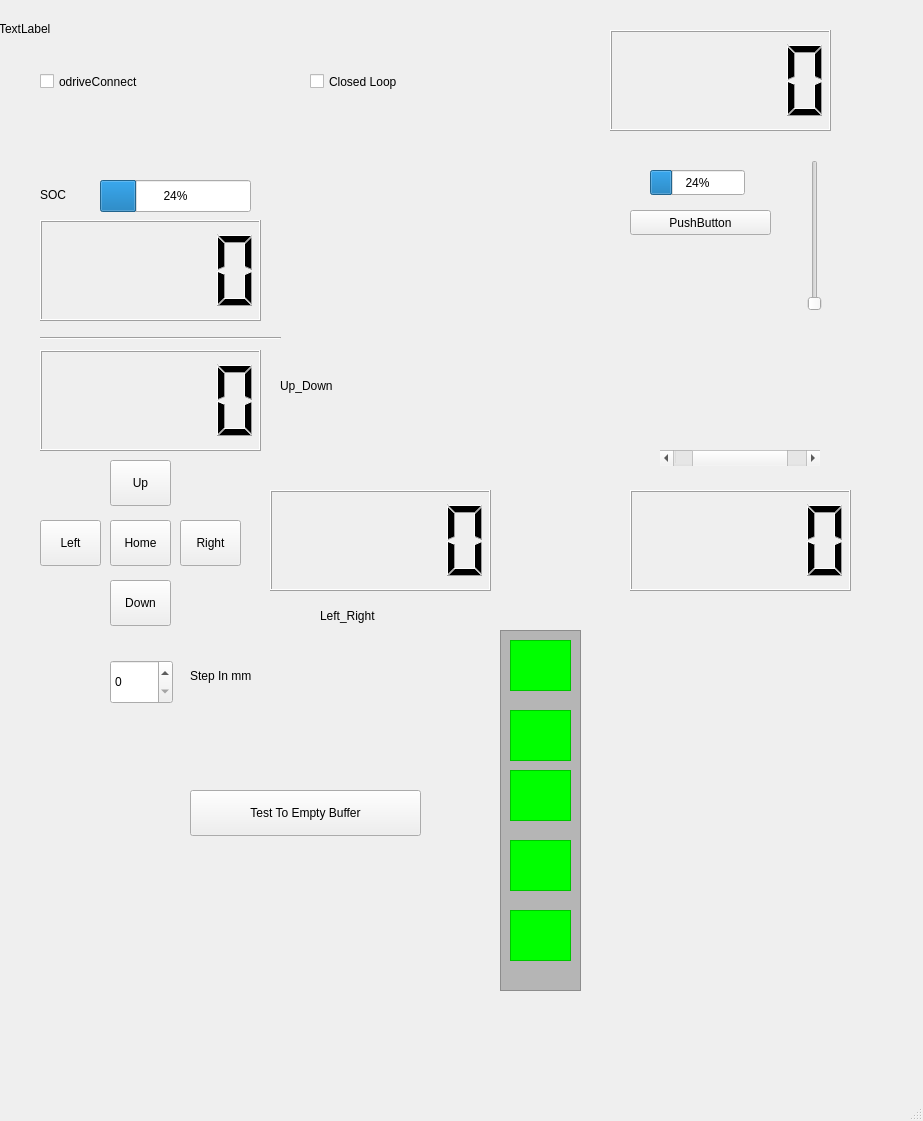
This is gui/mainwindow.ui in HK-AutoPlant/Gantry as Qt 5 draws it before an edit. The edited form follows.
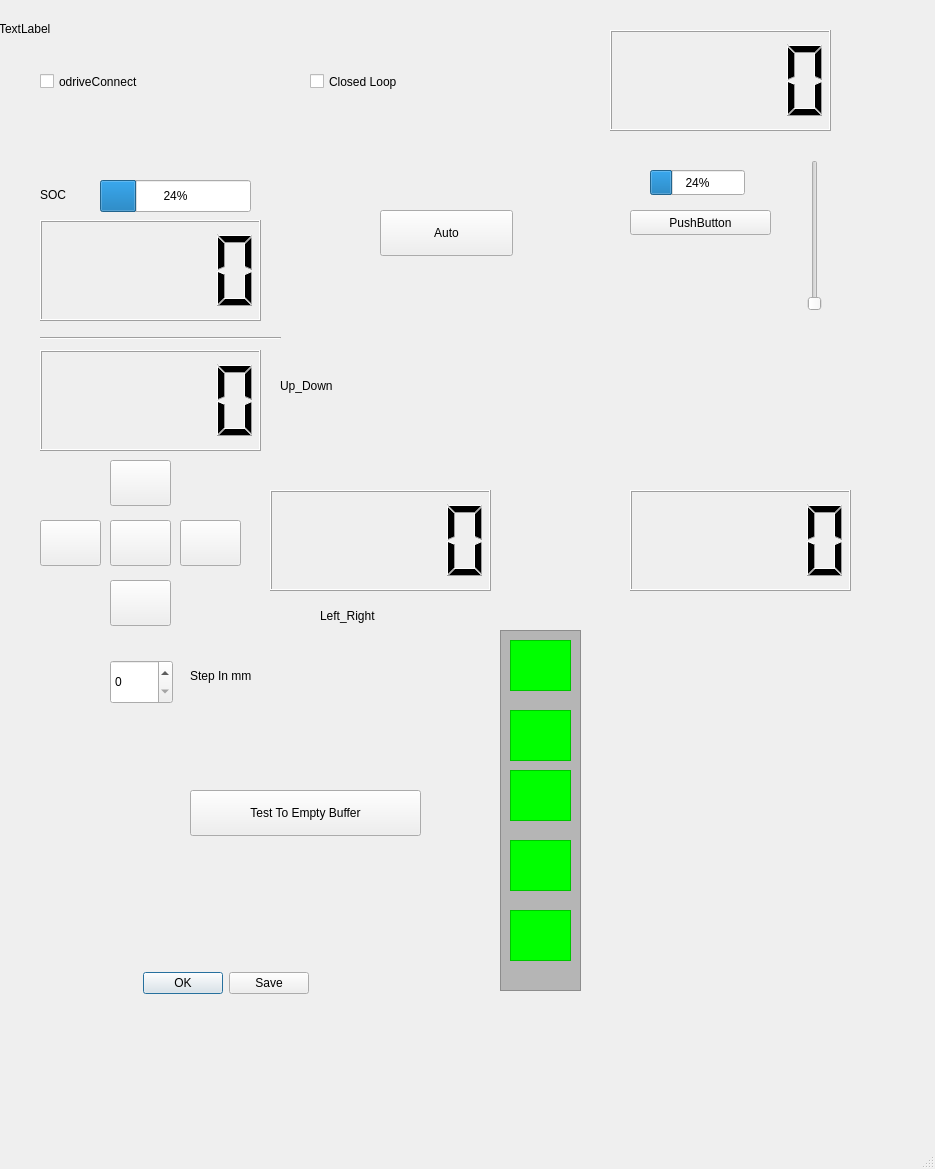
This is the edited form. Icons and pictures are not drawn.

Commit message: inte mycket nytt

```diff
--- a/gui/mainwindow.ui
+++ b/gui/mainwindow.ui
@@ -6,8 +6,8 @@
    <rect>
     <x>0</x>
     <y>0</y>
-    <width>923</width>
-    <height>1121</height>
+    <width>935</width>
+    <height>1169</height>
    </rect>
   </property>
   <property name="windowTitle">
@@ -97,7 +97,7 @@
      <rect>
       <x>40</x>
       <y>70</y>
-      <width>231</width>
+      <width>181</width>
       <height>23</height>
      </rect>
     </property>
@@ -105,37 +105,6 @@
      <string>odriveConnect</string>
     </property>
    </widget>
-   <widget class="QScrollBar" name="posInX">
-    <property name="geometry">
-     <rect>
-      <x>660</x>
-      <y>450</y>
-      <width>160</width>
-      <height>16</height>
-     </rect>
-    </property>
-    <property name="minimum">
-     <number>-2</number>
-    </property>
-    <property name="maximum">
-     <number>2</number>
-    </property>
-    <property name="singleStep">
-     <number>1</number>
-    </property>
-    <property name="pageStep">
-     <number>10</number>
-    </property>
-    <property name="value">
-     <number>0</number>
-    </property>
-    <property name="sliderPosition">
-     <number>0</number>
-    </property>
-    <property name="orientation">
-     <enum>Qt::Horizontal</enum>
-    </property>
-   </widget>
    <widget class="QLCDNumber" name="lcdPosX">
     <property name="geometry">
      <rect>
@@ -169,7 +138,11 @@
      </rect>
     </property>
     <property name="text">
-     <string>Up</string>
+     <string/>
+    </property>
+    <property name="icon">
+     <iconset>
+      <normaloff>up.png</normaloff>up.png</iconset>
     </property>
    </widget>
    <widget class="QPushButton" name="pushButton_Right">
@@ -182,7 +155,11 @@
      </rect>
     </property>
     <property name="text">
-     <string>Right</string>
+     <string/>
+    </property>
+    <property name="icon">
+     <iconset>
+      <normaloff>right.png</normaloff>right.png</iconset>
     </property>
    </widget>
    <widget class="QPushButton" name="pushButton_Left">
@@ -195,7 +172,11 @@
      </rect>
     </property>
     <property name="text">
-     <string>Left</string>
+     <string/>
+    </property>
+    <property name="icon">
+     <iconset>
+      <normaloff>left.png</normaloff>left.png</iconset>
     </property>
    </widget>
    <widget class="QPushButton" name="pushButton_Down">
@@ -208,7 +189,11 @@
      </rect>
     </property>
     <property name="text">
-     <string>Down</string>
+     <string/>
+    </property>
+    <property name="icon">
+     <iconset>
+      <normaloff>down.png</normaloff>down.png</iconset>
     </property>
    </widget>
    <widget class="QPushButton" name="pushButton_Home">
@@ -221,7 +206,11 @@
      </rect>
     </property>
     <property name="text">
-     <string>Home</string>
+     <string/>
+    </property>
+    <property name="icon">
+     <iconset>
+      <normaloff>home.png</normaloff>home.png</iconset>
     </property>
    </widget>
    <widget class="QLCDNumber" name="lcdPos_Up">
@@ -474,6 +463,35 @@
      <string>Test To Empty Buffer</string>
     </property>
    </widget>
+   <widget class="QDialogButtonBox" name="buttonBox">
+    <property name="geometry">
+     <rect>
+      <x>130</x>
+      <y>960</y>
+      <width>192</width>
+      <height>46</height>
+     </rect>
+    </property>
+    <property name="standardButtons">
+     <set>QDialogButtonBox::Ok|QDialogButtonBox::Save</set>
+    </property>
+    <property name="centerButtons">
+     <bool>true</bool>
+    </property>
+   </widget>
+   <widget class="QPushButton" name="pushButton_Auto_Manual">
+    <property name="geometry">
+     <rect>
+      <x>380</x>
+      <y>210</y>
+      <width>133</width>
+      <height>46</height>
+     </rect>
+    </property>
+    <property name="text">
+     <string>Auto</string>
+    </property>
+   </widget>
    <zorder>frame_big</zorder>
    <zorder>progressBar</zorder>
    <zorder>pushButton</zorder>
```
Left out of the diff: 5 changed lines with no effect on the pictures. The commit also changes 1 other file.
